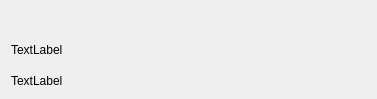
This is src/LLMChat/chatItemWidget.ui in BingHanLin/pybind11_Qt_Console as Qt 5 draws it before an edit. The edited form follows.
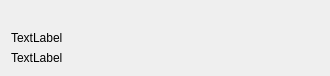
This is the edited form.

The edit to the form file:
```diff
--- a/src/LLMChat/chatItemWidget.ui
+++ b/src/LLMChat/chatItemWidget.ui
@@ -6,8 +6,8 @@
    <rect>
     <x>0</x>
     <y>0</y>
-    <width>377</width>
-    <height>99</height>
+    <width>330</width>
+    <height>69</height>
    </rect>
   </property>
   <property name="windowTitle">
```
